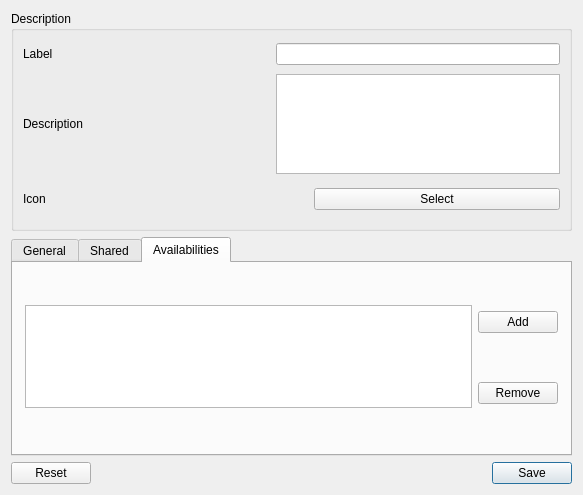
Above: plugins/agendaplugin/usercalendareditor.ui from FreeHealth/freehealth before the change. Below: the same form after it.
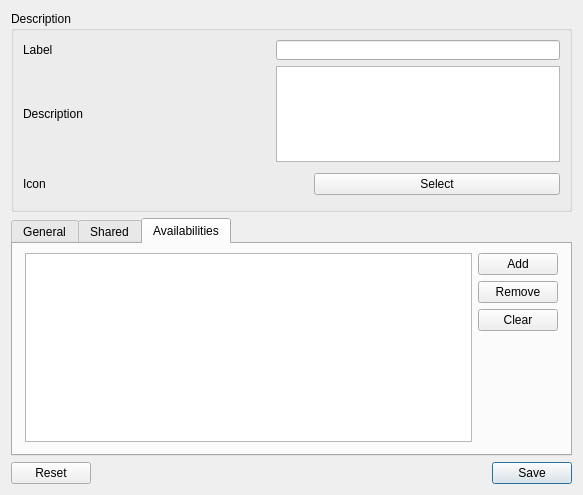
That is the form after the change. The open tabs and pages were chosen to show the change. Custom widgets are drawn as their Qt base class.

The edit to the form file:
```diff
--- a/plugins/agendaplugin/usercalendareditor.ui
+++ b/plugins/agendaplugin/usercalendareditor.ui
@@ -256,7 +256,7 @@
        <property name="bottomMargin">
         <number>12</number>
        </property>
-       <item row="0" column="0" rowspan="2">
+       <item row="0" column="0" rowspan="4">
         <widget class="QTreeView" name="availabilityView">
          <attribute name="headerVisible">
           <bool>false</bool>
@@ -270,6 +270,13 @@
          </property>
         </widget>
        </item>
+       <item row="2" column="1">
+        <widget class="QPushButton" name="clearAvail">
+         <property name="text">
+          <string>Clear</string>
+         </property>
+        </widget>
+       </item>
        <item row="1" column="1">
         <widget class="QPushButton" name="pushButton_2">
          <property name="text">
```
Left out of the diff: 7 changed lines with no effect on the pictures.
